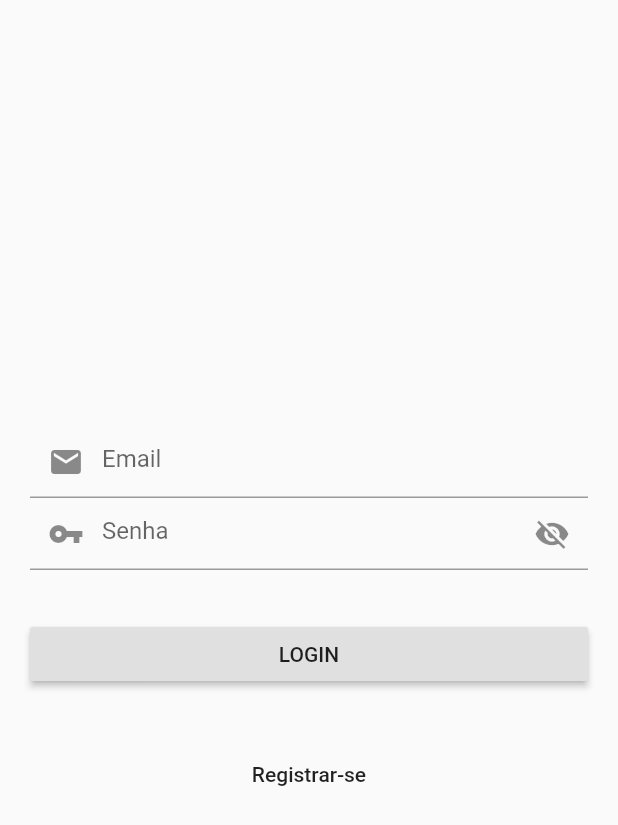
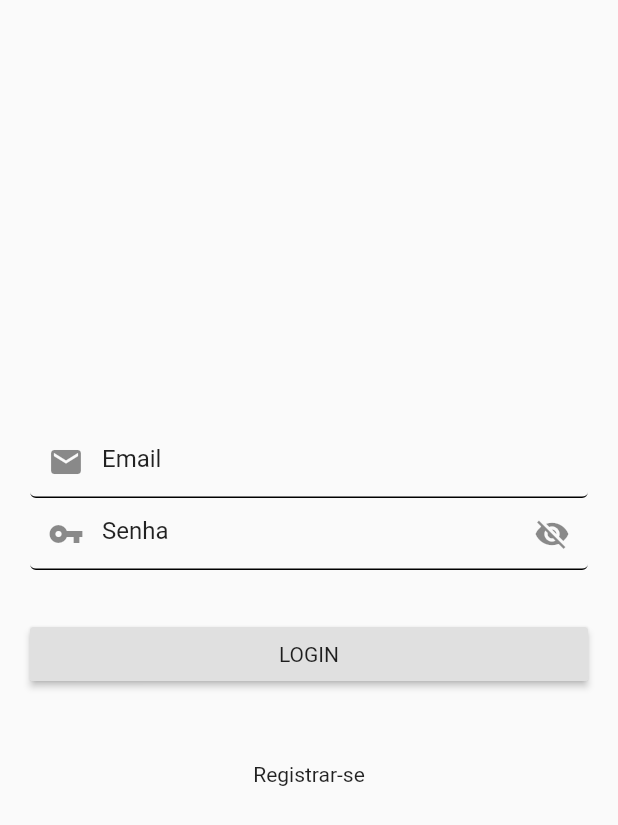
Before and after one commit to marcelobenedito/lost-and-found-aulas-flutter, a Flutter app: the screen it shows after launch, on a phone screen of 412 x 824 dp. Shown: the top 825 px of the screen. Run offline on Flutter 3.47's test engine with Material 2 defaults, Android fonts, the phone set to English and light mode, and no system bars; our stand-ins replace cloud_firestore, firebase_auth; accounts and stored records are empty.

Commit message:
Atualizações

```diff
--- a/lib/main.dart
+++ b/lib/main.dart
@@ -1,5 +1,7 @@
 import 'package:flutter/material.dart';
+import 'package:lost_and_found/themes/theme.dart';
 import 'package:lost_and_found/views/about_page.dart';
+import 'package:lost_and_found/views/found_page.dart';
 import 'package:lost_and_found/views/home_page.dart';
 import 'package:lost_and_found/views/profile_page.dart';
 import 'package:lost_and_found/views/root_page.dart';
@@ -16,14 +18,17 @@ class MyApp extends StatelessWidget {
   Widget build(BuildContext context) {
     return MaterialApp(
       title: 'Achados e Perdidos',
+      theme: myTheme,
       debugShowCheckedModeBanner: false,
+      initialRoute: '/',
       routes: <String, WidgetBuilder>{
-        SignInPage.routeName: (BuildContext context) => new SignInPage(),
-        SignUpPage.routeName: (BuildContext context) => new SignUpPage(),
-        HomePage.routeName: (BuildContext context) => new HomePage(),
-        AboutPage.routeName: (BuildContext context) => new AboutPage(),
-        ProfilePage.routeName: (BuildContext context) => new ProfilePage(),
-        UseTermPage.routeName: (BuildContext context) => new UseTermPage(),
+        SignInPage.routeName: (context) => new SignInPage(),
+        SignUpPage.routeName: (context) => new SignUpPage(),
+        HomePage.routeName: (context) => new HomePage(),
+        AboutPage.routeName: (context) => new AboutPage(),
+        ProfilePage.routeName: (context) => new ProfilePage(),
+        UseTermPage.routeName: (context) => new UseTermPage(),
+        FoundPage.routeName: (context) => new FoundPage(),
       },
       home: RootPage(),
     );
--- /dev/null
+++ b/lib/themes/theme.dart
@@ -0,0 +1,453 @@
+  import 'package:flutter/material.dart';
+  final ThemeData myTheme = ThemeData(
+    primarySwatch: Colors.deepPurple,
+    brightness: Brightness.light,
+    primaryColor: Color( 0xff673ab7 ),
+    primaryColorBrightness: Brightness.dark,
+    primaryColorLight: Color( 0xffd1c4e9 ),
+    primaryColorDark: Color( 0xff512da8 ),
+    accentColor: Color( 0xff673ab7 ),
+    accentColorBrightness: Brightness.dark,
+    canvasColor: Color( 0xfffafafa ),
+    scaffoldBackgroundColor: Color( 0xfffafafa ),
+    bottomAppBarColor: Color( 0xffffffff ),
+    cardColor: Color( 0xffffffff ),
+    dividerColor: Color( 0x1f000000 ),
+    highlightColor: Color( 0x66bcbcbc ),
+    splashColor: Color( 0x66c8c8c8 ),
+    selectedRowColor: Color( 0xfff5f5f5 ),
+    unselectedWidgetColor: Color( 0x8a000000 ),
+    disabledColor: Color( 0x61000000 ),
+    buttonColor: Color( 0xffe0e0e0 ),
+    toggleableActiveColor: Color( 0xff5e35b1 ),
+    secondaryHeaderColor: Color( 0xffede7f6 ),
+    textSelectionColor: Color( 0xffb39ddb ),
+    cursorColor: Color( 0xff4285f4 ),
+    textSelectionHandleColor: Color( 0xff9575cd ),
+    backgroundColor: Color( 0xffb39ddb ),
+    dialogBackgroundColor: Color( 0xffffffff ),
+    indicatorColor: Color( 0xff673ab7 ),
+    hintColor: Color( 0x8a000000 ),
+    errorColor: Color( 0xffd32f2f ),
+    buttonTheme: ButtonThemeData(
+      textTheme: ButtonTextTheme.normal,
+      minWidth: 88,
+      height: 36,
+      padding: EdgeInsets.only(top:0,bottom:0,left:16, right:16),
+      shape:     RoundedRectangleBorder(
+      side: BorderSide(color: Color( 0xff000000 ), width: 0, style: BorderStyle.none, ),
+      borderRadius: BorderRadius.all(Radius.circular(2.0)),
+    )
+ ,
+      alignedDropdown: false ,
+      buttonColor: Color( 0xffe0e0e0 ),
+      disabledColor: Color( 0x61000000 ),
+      highlightColor: Color( 0x29000000 ),
+      splashColor: Color( 0x1f000000 ),
+      focusColor: Color( 0x1f000000 ),
+      hoverColor: Color( 0x0a000000 ),
+      colorScheme: ColorScheme(
+        primary: Color( 0xff673ab7 ),
+        primaryVariant: Color( 0xff512da8 ),
+        secondary: Color( 0xff673ab7 ),
+        secondaryVariant: Color( 0xff512da8 ),
+        surface: Color( 0xffffffff ),
+        background: Color( 0xffb39ddb ),
+        error: Color( 0xffd32f2f ),
+        onPrimary: Color( 0xffffffff ),
+        onSecondary: Color( 0xffffffff ),
+        onSurface: Color( 0xff000000 ),
+        onBackground: Color( 0xffffffff ),
+        onError: Color( 0xffffffff ),
+        brightness: Brightness.light,
+      ),
+    ),
+    textTheme: TextTheme(
+      display4: TextStyle(
+      color: Color( 0x8a000000 ),
+      fontSize: null,
+      fontWeight: FontWeight.w400,
+      fontStyle: FontStyle.normal,
+    ),
+      display3: TextStyle(
+      color: Color( 0x8a000000 ),
+      fontSize: null,
+      fontWeight: FontWeight.w400,
+      fontStyle: FontStyle.normal,
+    ),
+      display2: TextStyle(
+      color: Color( 0x8a000000 ),
+      fontSize: null,
+      fontWeight: FontWeight.w400,
+      fontStyle: FontStyle.normal,
+    ),
+      display1: TextStyle(
+      color: Color( 0x8a000000 ),
+      fontSize: null,
+      fontWeight: FontWeight.w400,
+      fontStyle: FontStyle.normal,
+    ),
+      headline: TextStyle(
+      color: Color( 0xdd000000 ),
+      fontSize: null,
+      fontWeight: FontWeight.w400,
+      fontStyle: FontStyle.normal,
+    ),
+      title: TextStyle(
+      color: Color( 0xdd000000 ),
+      fontSize: null,
+      fontWeight: FontWeight.w400,
+      fontStyle: FontStyle.normal,
+    ),
+      subhead: TextStyle(
+      color: Color( 0xdd000000 ),
+      fontSize: null,
+      fontWeight: FontWeight.w400,
+      fontStyle: FontStyle.normal,
+    ),
+      body2: TextStyle(
+      color: Color( 0xdd000000 ),
+      fontSize: null,
+      fontWeight: FontWeight.w400,
+      fontStyle: FontStyle.normal,
+    ),
+      body1: TextStyle(
+      color: Color( 0xdd000000 ),
+      fontSize: null,
+      fontWeight: FontWeight.w400,
+      fontStyle: FontStyle.normal,
+    ),
+      caption: TextStyle(
+      color: Color( 0x8a000000 ),
+      fontSize: null,
+      fontWeight: FontWeight.w400,
+      fontStyle: FontStyle.normal,
+    ),
+      button: TextStyle(
+      color: Color( 0xdd000000 ),
+      fontSize: null,
+      fontWeight: FontWeight.w400,
+      fontStyle: FontStyle.normal,
+    ),
+      subtitle: TextStyle(
+      color: Color( 0xff000000 ),
+      fontSize: null,
+      fontWeight: FontWeight.w400,
+      fontStyle: FontStyle.normal,
+    ),
+      overline: TextStyle(
+      color: Color( 0xff000000 ),
+      fontSize: null,
+      fontWeight: FontWeight.w400,
+      fontStyle: FontStyle.normal,
+    ),
+    ),
+    primaryTextTheme: TextTheme(
+      display4: TextStyle(
+      color: Color( 0xb3ffffff ),
+      fontSize: null,
+      fontWeight: FontWeight.w400,
+      fontStyle: FontStyle.normal,
+    ),
+      display3: TextStyle(
+      color: Color( 0xb3ffffff ),
+      fontSize: null,
+      fontWeight: FontWeight.w400,
+      fontStyle: FontStyle.normal,
+    ),
+      display2: TextStyle(
+      color: Color( 0xb3ffffff ),
+      fontSize: null,
+      fontWeight: FontWeight.w400,
+      fontStyle: FontStyle.normal,
+    ),
+      display1: TextStyle(
+      color: Color( 0xb3ffffff ),
+      fontSize: null,
+      fontWeight: FontWeight.w400,
+      fontStyle: FontStyle.normal,
+    ),
+      headline: TextStyle(
+      color: Color( 0xffffffff ),
+      fontSize: null,
+      fontWeight: FontWeight.w400,
+      fontStyle: FontStyle.normal,
+    ),
+      title: TextStyle(
+      color: Color( 0xffffffff ),
+      fontSize: null,
+      fontWeight: FontWeight.w400,
+      fontStyle: FontStyle.normal,
+    ),
+      subhead: TextStyle(
+      color: Color( 0xffffffff ),
+      fontSize: null,
+      fontWeight: FontWeight.w400,
+      fontStyle: FontStyle.normal,
+    ),
+      body2: TextStyle(
+      color: Color( 0xffffffff ),
+      fontSize: null,
+      fontWeight: FontWeight.w400,
+      fontStyle: FontStyle.normal,
+    ),
+      body1: TextStyle(
+      color: Color( 0xffffffff ),
+      fontSize: null,
+      fontWeight: FontWeight.w400,
+      fontStyle: FontStyle.normal,
+    ),
+      caption: TextStyle(
+      color: Color( 0xb3ffffff ),
+      fontSize: null,
+      fontWeight: FontWeight.w400,
+      fontStyle: FontStyle.normal,
+    ),
+      button: TextStyle(
+      color: Color( 0xffffffff ),
+      fontSize: null,
+      fontWeight: FontWeight.w400,
+      fontStyle: FontStyle.normal,
+    ),
+      subtitle: TextStyle(
+      color: Color( 0xffffffff ),
+      fontSize: null,
+      fontWeight: FontWeight.w400,
+      fontStyle: FontStyle.normal,
+    ),
+      overline: TextStyle(
+      color: Color( 0xffffffff ),
+      fontSize: null,
+      fontWeight: FontWeight.w400,
+      fontStyle: FontStyle.normal,
+    ),
+    ),
+    accentTextTheme: TextTheme(
+      display4: TextStyle(
+      color: Color( 0xb3ffffff ),
+      fontSize: null,
+      fontWeight: FontWeight.w400,
+      fontStyle: FontStyle.normal,
+    ),
+      display3: TextStyle(
+      color: Color( 0xb3ffffff ),
+      fontSize: null,
+      fontWeight: FontWeight.w400,
+      fontStyle: FontStyle.normal,
+    ),
+      display2: TextStyle(
+      color: Color( 0xb3ffffff ),
+      fontSize: null,
+      fontWeight: FontWeight.w400,
+      fontStyle: FontStyle.normal,
+    ),
+      display1: TextStyle(
+      color: Color( 0xb3ffffff ),
+      fontSize: null,
+      fontWeight: FontWeight.w400,
+      fontStyle: FontStyle.normal,
+    ),
+      headline: TextStyle(
+      color: Color( 0xffffffff ),
+      fontSize: null,
+      fontWeight: FontWeight.w400,
+      fontStyle: FontStyle.normal,
+    ),
+      title: TextStyle(
+      color: Color( 0xffffffff ),
+      fontSize: null,
+      fontWeight: FontWeight.w400,
+      fontStyle: FontStyle.normal,
+    ),
+      subhead: TextStyle(
+      color: Color( 0xffffffff ),
+      fontSize: null,
+      fontWeight: FontWeight.w400,
+      fontStyle: FontStyle.normal,
+    ),
+      body2: TextStyle(
+      color: Color( 0xffffffff ),
+      fontSize: null,
+      fontWeight: FontWeight.w400,
+      fontStyle: FontStyle.normal,
+    ),
+      body1: TextStyle(
+      color: Color( 0xffffffff ),
+      fontSize: null,
+      fontWeight: FontWeight.w400,
+      fontStyle: FontStyle.normal,
+    ),
+      caption: TextStyle(
+      color: Color( 0xb3ffffff ),
+      fontSize: null,
+      fontWeight: FontWeight.w400,
+      fontStyle: FontStyle.normal,
+    ),
+      button: TextStyle(
+      color: Color( 0xffffffff ),
+      fontSize: null,
+      fontWeight: FontWeight.w400,
+      fontStyle: FontStyle.normal,
+    ),
+      subtitle: TextStyle(
+      color: Color( 0xffffffff ),
+      fontSize: null,
+      fontWeight: FontWeight.w400,
+      fontStyle: FontStyle.normal,
+    ),
+      overline: TextStyle(
+      color: Color( 0xffffffff ),
+      fontSize: null,
+      fontWeight: FontWeight.w400,
+      fontStyle: FontStyle.normal,
+    ),
+    ),
+    inputDecorationTheme:   InputDecorationTheme(
+    labelStyle: TextStyle(
+      color: Color( 0xdd000000 ),
+      fontSize: null,
+      fontWeight: FontWeight.w400,
+      fontStyle: FontStyle.normal,
+    ),
+    helperStyle: TextStyle(
+      color: Color( 0xdd000000 ),
+      fontSize: null,
+      fontWeight: FontWeight.w400,
+      fontStyle: FontStyle.normal,
+    ),
+    hintStyle: TextStyle(
+      color: Color( 0xdd000000 ),
+      fontSize: null,
+      fontWeight: FontWeight.w400,
+      fontStyle: FontStyle.normal,
+    ),
+    errorStyle: TextStyle(
+      color: Color( 0xdd000000 ),
+      fontSize: null,
+      fontWeight: FontWeight.w400,
+      fontStyle: FontStyle.normal,
+    ),
+    errorMaxLines: null,
+    hasFloatingPlaceholder: true,
+    isDense: false,
+    contentPadding: EdgeInsets.only(top:12,bottom:12,left:0, right:0),
+    isCollapsed : false,
+    prefixStyle: TextStyle(
+      color: Color( 0xdd000000 ),
+      fontSize: null,
+      fontWeight: FontWeight.w400,
+      fontStyle: FontStyle.normal,
+    ),
+    suffixStyle: TextStyle(
+      color: Color( 0xdd000000 ),
+      fontSize: null,
+      fontWeight: FontWeight.w400,
+      fontStyle: FontStyle.normal,
+    ),
+    counterStyle: TextStyle(
+      color: Color( 0xdd000000 ),
+      fontSize: null,
+      fontWeight: FontWeight.w400,
+      fontStyle: FontStyle.normal,
+    ),
+    filled: false,
+    fillColor: Color( 0x00000000 ),
+    errorBorder: UnderlineInputBorder(
+      borderSide: BorderSide(color: Color( 0xff000000 ), width: 1, style: BorderStyle.solid, ),
+      borderRadius: BorderRadius.all(Radius.circular(4.0)),
+    ),
+    focusedBorder: UnderlineInputBorder(
+      borderSide: BorderSide(color: Color( 0xff000000 ), width: 1, style: BorderStyle.solid, ),
+      borderRadius: BorderRadius.all(Radius.circular(4.0)),
+    ),
+    focusedErrorBorder: UnderlineInputBorder(
+      borderSide: BorderSide(color: Color( 0xff000000 ), width: 1, style: BorderStyle.solid, ),
+      borderRadius: BorderRadius.all(Radius.circular(4.0)),
+    ),
+    disabledBorder: UnderlineInputBorder(
+      borderSide: BorderSide(color: Color( 0xff000000 ), width: 1, style: BorderStyle.solid, ),
+      borderRadius: BorderRadius.all(Radius.circular(4.0)),
+    ),
+    enabledBorder: UnderlineInputBorder(
+      borderSide: BorderSide(color: Color( 0xff000000 ), width: 1, style: BorderStyle.solid, ),
+      borderRadius: BorderRadius.all(Radius.circular(4.0)),
+    ),
+    border: UnderlineInputBorder(
+      borderSide: BorderSide(color: Color( 0xff000000 ), width: 1, style: BorderStyle.solid, ),
+      borderRadius: BorderRadius.all(Radius.circular(4.0)),
+    ),
+  ),
+    iconTheme: IconThemeData(
+      color: Color( 0xdd000000 ),
+      opacity: 1,
+      size: 24,
+    ),
+    primaryIconTheme: IconThemeData(
+      color: Color( 0xffffffff ),
+      opacity: 1,
+      size: 24,
+    ),
+    accentIconTheme: IconThemeData(
+      color: Color( 0xffffffff ),
+      opacity: 1,
+      size: 24,
+    ),
+    sliderTheme: SliderThemeData(
+      activeTrackColor: null,
+      inactiveTrackColor: null,
+      disabledActiveTrackColor: null,
+      disabledInactiveTrackColor: null,
+      activeTickMarkColor: null,
+      inactiveTickMarkColor: null,
+      disabledActiveTickMarkColor: null,
+      disabledInactiveTickMarkColor: null,
+      thumbColor: null,
+      disabledThumbColor: null,
+      thumbShape: null,
+      overlayColor: null,
+      valueIndicatorColor: null,
+      valueIndicatorShape: null,
+      showValueIndicator: null,
+      valueIndicatorTextStyle: TextStyle(
+      color: Color( 0xffffffff ),
+      fontSize: null,
+      fontWeight: FontWeight.w400,
+      fontStyle: FontStyle.normal,
+    ),
+    ),
+    tabBarTheme: TabBarTheme(
+      indicatorSize: TabBarIndicatorSize.tab,
+      labelColor: Color( 0xffffffff ),
+      unselectedLabelColor: Color( 0xb2ffffff ),
+    ),
+    chipTheme: ChipThemeData(
+      backgroundColor: Color( 0x1f000000 ),
+      brightness: Brightness.light,
+      deleteIconColor: Color( 0xde000000 ),
+      disabledColor: Color( 0x0c000000 ),
+      labelPadding: EdgeInsets.only(top:0,bottom:0,left:8, right:8),
+      labelStyle: TextStyle(
+      color: Color( 0xde000000 ),
+      fontSize: null,
+      fontWeight: FontWeight.w400,
+      fontStyle: FontStyle.normal,
+    ),
+      padding: EdgeInsets.only(top:4,bottom:4,left:4, right:4),
+      secondaryLabelStyle: TextStyle(
+      color: Color( 0x3d000000 ),
+      fontSize: null,
+      fontWeight: FontWeight.w400,
+      fontStyle: FontStyle.normal,
+    ),
+      secondarySelectedColor: Color( 0x3d673ab7 ),
+      selectedColor: Color( 0x3d000000 ),
+      shape: StadiumBorder( side: BorderSide(color: Color( 0xff000000 ), width: 0, style: BorderStyle.none, ) ),
+    ),
+    dialogTheme: DialogTheme(
+      shape:     RoundedRectangleBorder(
+      side: BorderSide(color: Color( 0xff000000 ), width: 0, style: BorderStyle.none, ),
+      borderRadius: BorderRadius.all(Radius.circular(0.0)),
+    )
+
+    ),
+  );
--- a/lib/views/sign_up.page.dart
+++ b/lib/views/sign_up.page.dart
@@ -42,8 +42,10 @@ class _SignUpPageState extends State<SignUpPage> {
     return TextField(
       controller: _nameController,
       keyboardType: TextInputType.text,
-      decoration:
-          InputDecoration(hintText: 'Nome', prefixIcon: Icon(Icons.person)),
+      decoration: InputDecoration(
+        hintText: 'Nome',
+        prefixIcon: Icon(Icons.person),
+      ),
     );
   }
 
@@ -51,8 +53,10 @@ class _SignUpPageState extends State<SignUpPage> {
     return TextField(
       controller: _emailController,
       keyboardType: TextInputType.emailAddress,
-      decoration:
-          InputDecoration(hintText: 'Email', prefixIcon: Icon(Icons.email)),
+      decoration: InputDecoration(
+        hintText: 'Email',
+        prefixIcon: Icon(Icons.email),
+      ),
     );
   }
 
@@ -61,8 +65,10 @@ class _SignUpPageState extends State<SignUpPage> {
       controller: _passwordController,
       keyboardType: TextInputType.text,
       obscureText: true,
-      decoration:
-          InputDecoration(hintText: 'Senha', prefixIcon: Icon(Icons.vpn_key)),
+      decoration: InputDecoration(
+        hintText: 'Senha',
+        prefixIcon: Icon(Icons.vpn_key),
+      ),
     );
   }
 
@@ -71,20 +77,20 @@ class _SignUpPageState extends State<SignUpPage> {
       controller: _confirmPasswordController,
       keyboardType: TextInputType.text,
       obscureText: true,
-      decoration:
-          InputDecoration(hintText: 'Confirmar senha', prefixIcon: Icon(Icons.vpn_key)),
+      decoration: InputDecoration(
+        hintText: 'Confirmar senha',
+        prefixIcon: Icon(Icons.vpn_key),
+      ),
     );
   }
 
   Future _signUp() async {
-    print('SignUp Function');
     final email = _emailController.text;
     final password = _passwordController.text;
     await Auth.signUp(email, password).then(_onResultSignUpSuccess);
   }
 
-  void _onResultSignUpSuccess(String userId){
-    print('Result Sign Up ${userId}');
+  void _onResultSignUpSuccess(String userId) {
     final email = _emailController.text;
     final name = _nameController.text;
     final user = User(userId: userId, name: name, email: email);
@@ -98,7 +104,7 @@ class _SignUpPageState extends State<SignUpPage> {
     );
   }
 
-  void _signIn(){
+  void _signIn() {
     Navigator.of(context).pushReplacementNamed(SignInPage.routeName);
   }
 
--- a/lib/widgets/custom_drawer.dart
+++ b/lib/widgets/custom_drawer.dart
@@ -4,7 +4,6 @@ import 'package:lost_and_found/views/about_page.dart';
 import 'package:lost_and_found/views/found_page.dart';
 import 'package:lost_and_found/views/home_page.dart';
 import 'package:lost_and_found/views/profile_page.dart';
-import 'package:lost_and_found/views/sign_in_page.dart';
 import 'package:lost_and_found/views/use_term_page.dart';
 
 class CustomDrawer extends StatefulWidget {
```
